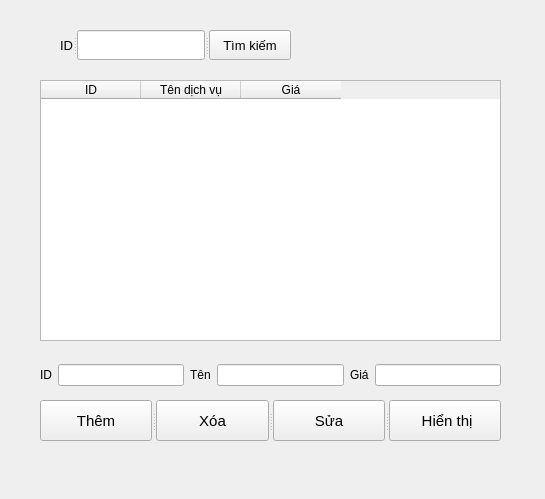
Old version of the form view/ql_dichvu/ql_dichvu.ui in the repository loimaxto/DoAnPython.
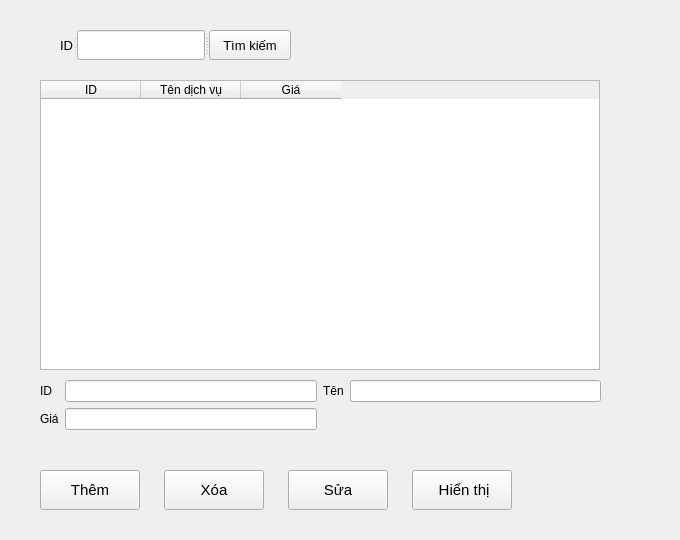
New version of the form.

Diff of the .ui file:
```diff
--- a/view/ql_dichvu/ql_dichvu.ui
+++ b/view/ql_dichvu/ql_dichvu.ui
@@ -6,8 +6,8 @@
    <rect>
     <x>0</x>
     <y>0</y>
-    <width>545</width>
-    <height>499</height>
+    <width>680</width>
+    <height>540</height>
    </rect>
   </property>
   <property name="windowTitle">
@@ -18,8 +18,8 @@
     <rect>
      <x>40</x>
      <y>80</y>
-     <width>461</width>
-     <height>261</height>
+     <width>560</width>
+     <height>290</height>
     </rect>
    </property>
    <property name="columnCount">
@@ -41,59 +41,6 @@
     </property>
    </column>
   </widget>
-  <widget class="QSplitter" name="splitter">
-   <property name="geometry">
-    <rect>
-     <x>40</x>
-     <y>400</y>
-     <width>461</width>
-     <height>41</height>
-    </rect>
-   </property>
-   <property name="orientation">
-    <enum>Qt::Horizontal</enum>
-   </property>
-   <widget class="QPushButton" name="ins_btn">
-    <property name="font">
-     <font>
-      <pointsize>11</pointsize>
-     </font>
-    </property>
-    <property name="text">
-     <string>Thêm</string>
-    </property>
-   </widget>
-   <widget class="QPushButton" name="del_btn">
-    <property name="font">
-     <font>
-      <pointsize>11</pointsize>
-     </font>
-    </property>
-    <property name="text">
-     <string>Xóa</string>
-    </property>
-   </widget>
-   <widget class="QPushButton" name="edi_btn">
-    <property name="font">
-     <font>
-      <pointsize>11</pointsize>
-     </font>
-    </property>
-    <property name="text">
-     <string>Sửa</string>
-    </property>
-   </widget>
-   <widget class="QPushButton" name="sho_btn">
-    <property name="font">
-     <font>
-      <pointsize>11</pointsize>
-     </font>
-    </property>
-    <property name="text">
-     <string> Hiển thị</string>
-    </property>
-   </widget>
-  </widget>
   <widget class="QSplitter" name="splitter_2">
    <property name="geometry">
     <rect>
@@ -134,13 +81,85 @@
     </property>
    </widget>
   </widget>
+  <widget class="QPushButton" name="del_btn">
+   <property name="geometry">
+    <rect>
+     <x>164</x>
+     <y>470</y>
+     <width>100</width>
+     <height>40</height>
+    </rect>
+   </property>
+   <property name="font">
+    <font>
+     <pointsize>11</pointsize>
+    </font>
+   </property>
+   <property name="text">
+    <string>Xóa</string>
+   </property>
+  </widget>
+  <widget class="QPushButton" name="sho_btn">
+   <property name="geometry">
+    <rect>
+     <x>412</x>
+     <y>470</y>
+     <width>100</width>
+     <height>40</height>
+    </rect>
+   </property>
+   <property name="font">
+    <font>
+     <pointsize>11</pointsize>
+    </font>
+   </property>
+   <property name="text">
+    <string> Hiển thị</string>
+   </property>
+  </widget>
+  <widget class="QPushButton" name="edi_btn">
+   <property name="geometry">
+    <rect>
+     <x>288</x>
+     <y>470</y>
+     <width>100</width>
+     <height>40</height>
+    </rect>
+   </property>
+   <property name="font">
+    <font>
+     <pointsize>11</pointsize>
+    </font>
+   </property>
+   <property name="text">
+    <string>Sửa</string>
+   </property>
+  </widget>
+  <widget class="QPushButton" name="ins_btn">
+   <property name="geometry">
+    <rect>
+     <x>40</x>
+     <y>470</y>
+     <width>100</width>
+     <height>40</height>
+    </rect>
+   </property>
+   <property name="font">
+    <font>
+     <pointsize>11</pointsize>
+    </font>
+   </property>
+   <property name="text">
+    <string>Thêm</string>
+   </property>
+  </widget>
   <widget class="QWidget" name="layoutWidget">
    <property name="geometry">
     <rect>
      <x>40</x>
-     <y>360</y>
-     <width>461</width>
-     <height>31</height>
+     <y>380</y>
+     <width>561</width>
+     <height>52</height>
     </rect>
    </property>
    <layout class="QGridLayout" name="gridLayout">
@@ -164,14 +183,14 @@
     <item row="0" column="3">
      <widget class="QLineEdit" name="in_ten"/>
     </item>
-    <item row="0" column="4">
+    <item row="1" column="0">
      <widget class="QLabel" name="label_4">
       <property name="text">
        <string>Giá</string>
       </property>
      </widget>
     </item>
-    <item row="0" column="5">
+    <item row="1" column="1">
      <widget class="QLineEdit" name="in_price"/>
     </item>
    </layout>
```
